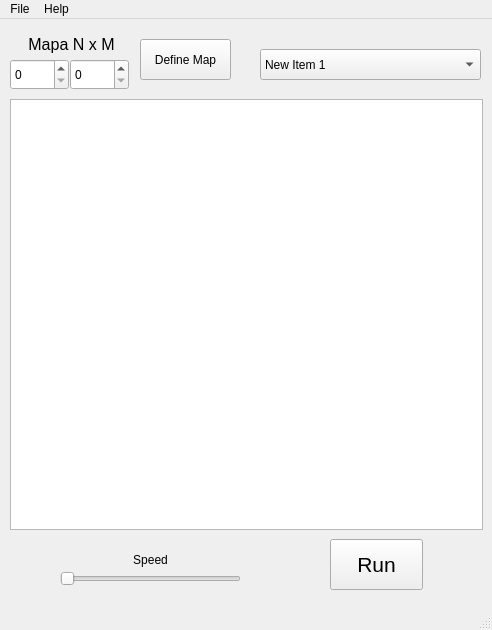
Above: ventana.ui from vialrogo/agentes-ia before the change. Below: the same form after it.
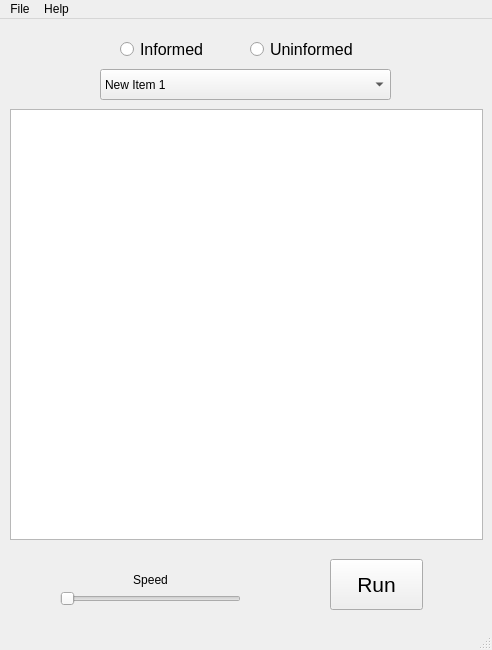
That is the form after the change.

Commit message: Se coloca la carga de archivos pero incompleta. Se empiezan las modificaciones para dibujar el mapa. Se agregan las imagenes para los carritos

Diff of the .ui file:
```diff
--- a/ventana.ui
+++ b/ventana.ui
@@ -7,19 +7,19 @@
     <x>0</x>
     <y>0</y>
     <width>492</width>
-    <height>630</height>
+    <height>650</height>
    </rect>
   </property>
   <property name="minimumSize">
    <size>
     <width>492</width>
-    <height>630</height>
+    <height>650</height>
    </size>
   </property>
   <property name="maximumSize">
    <size>
     <width>492</width>
-    <height>630</height>
+    <height>650</height>
    </size>
   </property>
   <property name="windowTitle">
@@ -29,24 +29,11 @@
    <locale language="Spanish" country="Colombia"/>
   </property>
   <widget class="QWidget" name="centralWidget">
-   <widget class="QPushButton" name="botonDefineMap">
-    <property name="geometry">
-     <rect>
-      <x>140</x>
-      <y>20</y>
-      <width>91</width>
-      <height>41</height>
-     </rect>
-    </property>
-    <property name="text">
-     <string>Define Map</string>
-    </property>
-   </widget>
    <widget class="QPushButton" name="botonRun">
     <property name="geometry">
      <rect>
       <x>330</x>
-      <y>520</y>
+      <y>540</y>
       <width>93</width>
       <height>51</height>
      </rect>
@@ -64,7 +51,7 @@
     <property name="geometry">
      <rect>
       <x>60</x>
-      <y>550</y>
+      <y>570</y>
       <width>181</width>
       <height>20</height>
      </rect>
@@ -77,7 +64,7 @@
     <property name="geometry">
      <rect>
       <x>110</x>
-      <y>530</y>
+      <y>550</y>
       <width>81</width>
       <height>21</height>
      </rect>
@@ -92,9 +79,9 @@
    <widget class="QComboBox" name="comboBoxAlgoritmos">
     <property name="geometry">
      <rect>
-      <x>260</x>
-      <y>30</y>
-      <width>221</width>
+      <x>100</x>
+      <y>50</y>
+      <width>291</width>
       <height>31</height>
      </rect>
     </property>
@@ -113,38 +100,36 @@
     <property name="geometry">
      <rect>
       <x>10</x>
-      <y>80</y>
+      <y>90</y>
       <width>473</width>
       <height>431</height>
      </rect>
     </property>
    </widget>
-   <widget class="QSpinBox" name="spinBoxN">
+   <widget class="QRadioButton" name="radioButton">
     <property name="geometry">
      <rect>
-      <x>10</x>
-      <y>40</y>
-      <width>59</width>
+      <x>120</x>
+      <y>15</y>
+      <width>109</width>
       <height>31</height>
      </rect>
     </property>
-   </widget>
-   <widget class="QSpinBox" name="spinBoxM">
-    <property name="geometry">
-     <rect>
-      <x>70</x>
-      <y>40</y>
-      <width>59</width>
-      <height>31</height>
-     </rect>
+    <property name="font">
+     <font>
+      <pointsize>12</pointsize>
+     </font>
     </property>
+    <property name="text">
+     <string>Informed</string>
+    </property>
    </widget>
-   <widget class="QLabel" name="label">
+   <widget class="QRadioButton" name="radioButton_2">
     <property name="geometry">
      <rect>
-      <x>16</x>
-      <y>10</y>
-      <width>111</width>
+      <x>250</x>
+      <y>15</y>
+      <width>131</width>
       <height>31</height>
      </rect>
     </property>
@@ -154,10 +139,7 @@
      </font>
     </property>
     <property name="text">
-     <string>Mapa N x M</string>
-    </property>
-    <property name="alignment">
-     <set>Qt::AlignCenter</set>
+     <string>Uninformed</string>
     </property>
    </widget>
   </widget>
```
Left out of the diff: 6 changed lines with no effect on the pictures. The commit also changes 8 other files.
